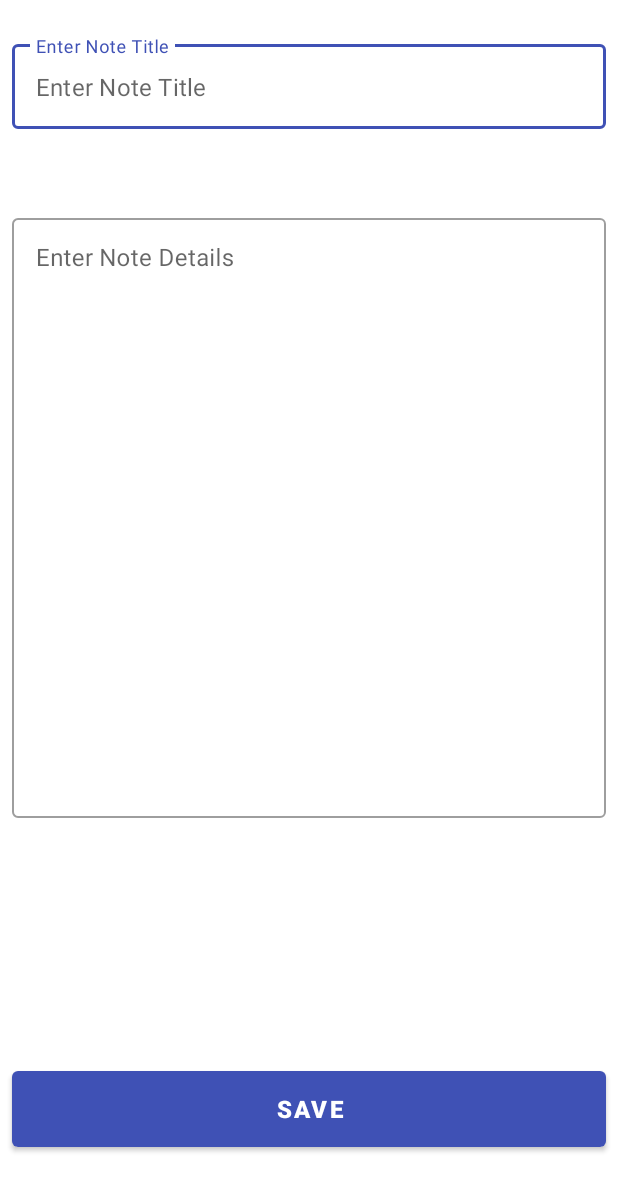
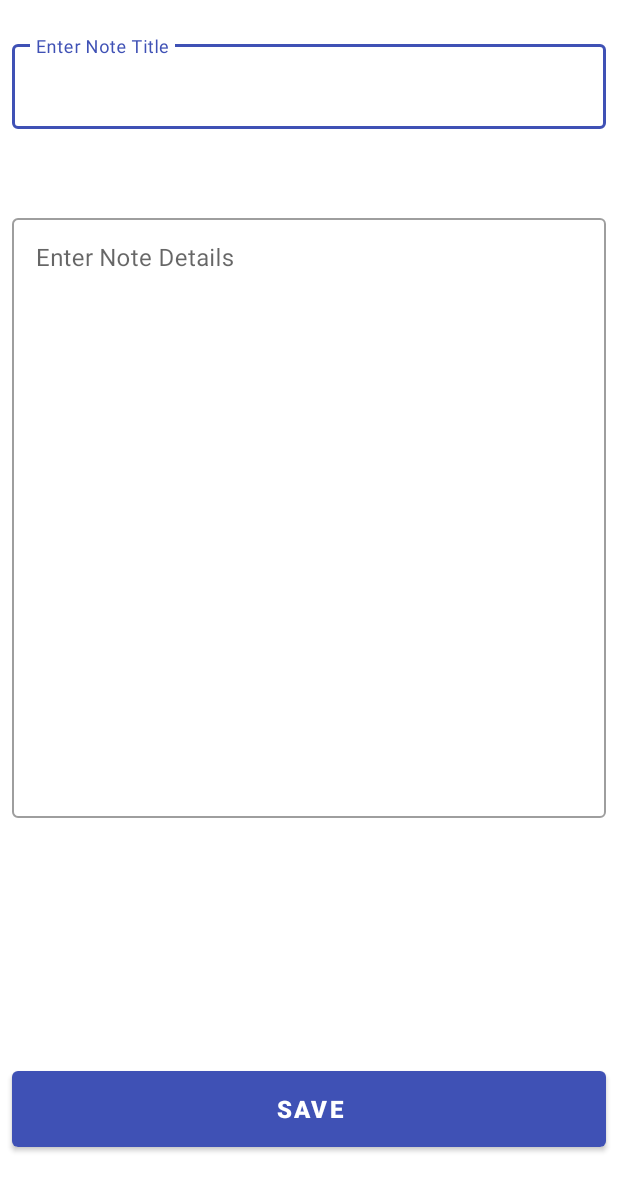
Before and after one commit to Chandan784/NoteBox, an Android app: the AddNoteActivity screen opened directly, with no data from a screen before it, on a phone screen of 412 x 824 dp. Shown: the top 1191 px of the screen. Run offline under Robolectric (Android 15) with nearby library versions, the phone set to English and light mode, and no system bars.

Commit message:
change layout design

```diff
--- a/app/src/main/res/layout/activity_add_note.xml
+++ b/app/src/main/res/layout/activity_add_note.xml
@@ -27,7 +27,7 @@
             android:id="@+id/et_title"
             android:layout_width="match_parent"
             android:layout_height="wrap_content"
-            android:hint="Enter Note Title" />
+             />
 
     </com.google.android.material.textfield.TextInputLayout>
 
```
